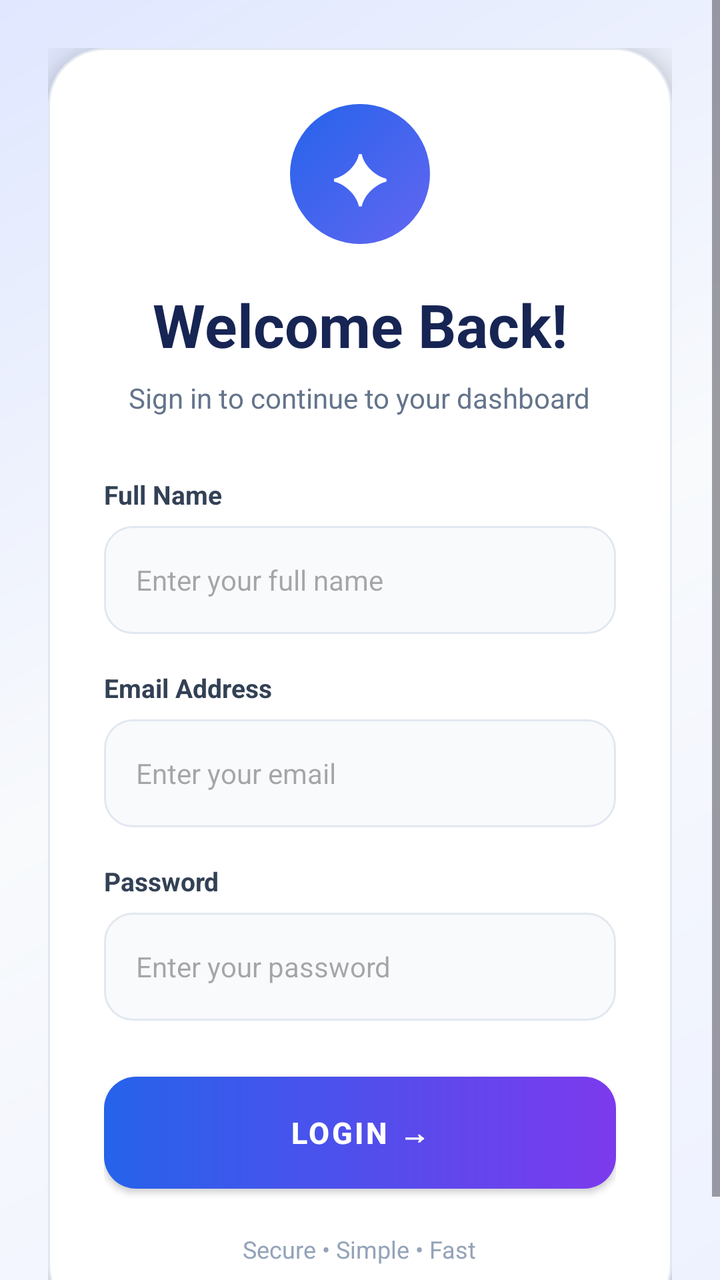
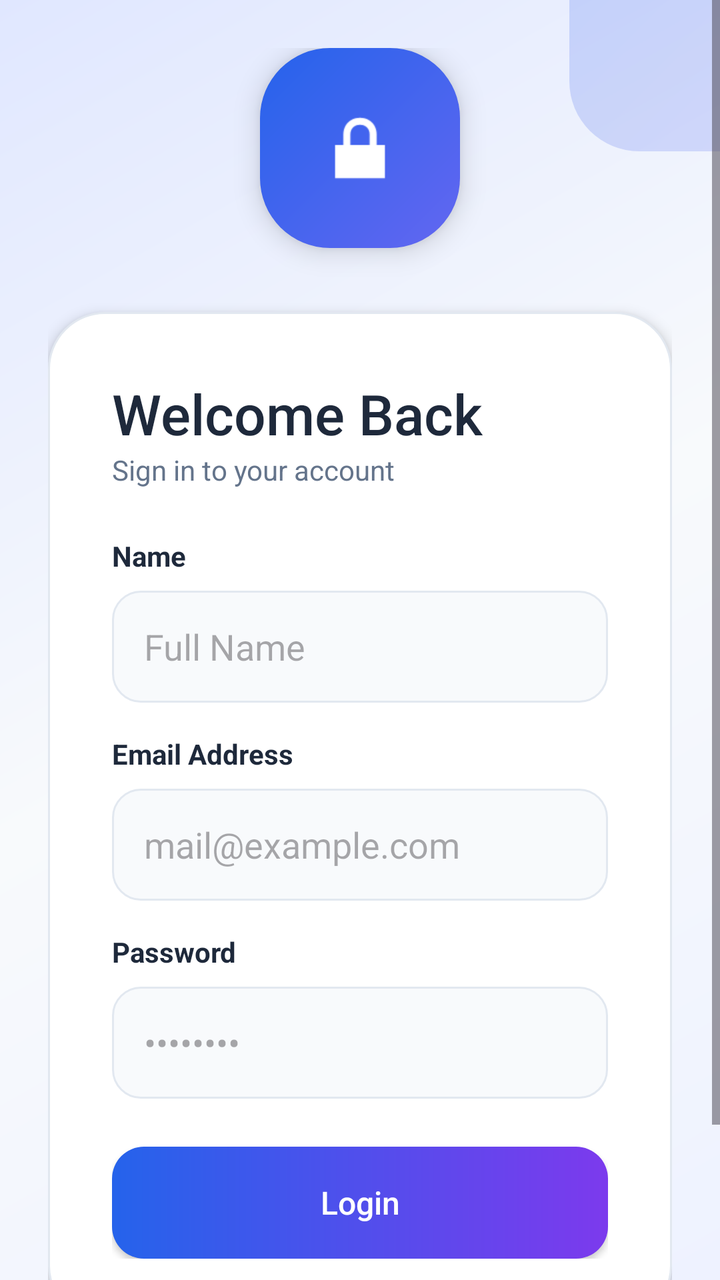

Screens rendered from an Android XML layout before and after an edit, with the pre-edit source and the edit as a unified diff.
<!-- AndroidManifest.xml: application theme Theme.IntentLoginDashboard -->
<!-- res/layout/activity_main.xml -->
<?xml version="1.0" encoding="utf-8"?>
<ScrollView
    xmlns:android="http://schemas.android.com/apk/res/android"
    android:layout_width="match_parent"
    android:layout_height="match_parent"
    android:fillViewport="true"
    android:background="@drawable/login_gradient">

    <LinearLayout
        android:layout_width="match_parent"
        android:layout_height="wrap_content"
        android:orientation="vertical"
        android:gravity="center"
        android:padding="24dp">

        <LinearLayout
            android:layout_width="match_parent"
            android:layout_height="wrap_content"
            android:orientation="vertical"
            android:padding="28dp"
            android:background="@drawable/login_card"
            android:elevation="12dp">

            <TextView
                android:layout_width="70dp"
                android:layout_height="70dp"
                android:layout_gravity="center_horizontal"
                android:gravity="center"
                android:text="✦"
                android:textSize="34sp"
                android:textColor="#FFFFFF"
                android:background="@drawable/logo_circle" />

            <TextView
                android:layout_width="wrap_content"
                android:layout_height="wrap_content"
                android:layout_gravity="center_horizontal"
                android:layout_marginTop="20dp"
                android:text="Welcome Back!"
                android:textSize="30sp"
                android:textStyle="bold"
                android:textColor="#172554" />

            <TextView
                android:layout_width="wrap_content"
                android:layout_height="wrap_content"
                android:layout_gravity="center_horizontal"
                android:layout_marginTop="7dp"
                android:text="Sign in to continue to your dashboard"
                android:textSize="14sp"
                android:textColor="#64748B" />

            <TextView
                android:layout_width="wrap_content"
                android:layout_height="wrap_content"
                android:layout_marginTop="30dp"
                android:text="Full Name"
                android:textStyle="bold"
                android:textSize="13sp"
                android:textColor="#334155" />

            <EditText
                android:id="@+id/etName"
                android:layout_width="match_parent"
                android:layout_height="54dp"
                android:layout_marginTop="7dp"
                android:hint="Enter your full name"
                android:textSize="14sp"
                android:paddingStart="16dp"
                android:paddingEnd="16dp"
                android:singleLine="true"
                android:inputType="textPersonName"
                android:background="@drawable/edit_text_modern" />

            <TextView
                android:layout_width="wrap_content"
                android:layout_height="wrap_content"
                android:layout_marginTop="18dp"
                android:text="Email Address"
                android:textStyle="bold"
                android:textSize="13sp"
                android:textColor="#334155" />

            <EditText
                android:id="@+id/etEmail"
                android:layout_width="match_parent"
                android:layout_height="54dp"
                android:layout_marginTop="7dp"
                android:hint="Enter your email"
                android:textSize="14sp"
                android:paddingStart="16dp"
                android:paddingEnd="16dp"
                android:singleLine="true"
                android:inputType="textEmailAddress"
                android:background="@drawable/edit_text_modern" />

            <TextView
                android:layout_width="wrap_content"
                android:layout_height="wrap_content"
                android:layout_marginTop="18dp"
                android:text="Password"
                android:textStyle="bold"
                android:textSize="13sp"
                android:textColor="#334155" />

            <EditText
                android:id="@+id/etPassword"
                android:layout_width="match_parent"
                android:layout_height="54dp"
                android:layout_marginTop="7dp"
                android:hint="Enter your password"
                android:textSize="14sp"
                android:paddingStart="16dp"
                android:paddingEnd="16dp"
                android:singleLine="true"
                android:inputType="textPassword"
                android:background="@drawable/edit_text_modern" />

            <Button
                android:id="@+id/btnLogin"
                android:layout_width="match_parent"
                android:layout_height="56dp"
                android:layout_marginTop="28dp"
                android:text="LOGIN →"
                android:textSize="15sp"
                android:textStyle="bold"
                android:textColor="#FFFFFF"
                android:letterSpacing="0.08"
                android:background="@drawable/login_button"
                android:elevation="5dp" />

            <TextView
                android:layout_width="wrap_content"
                android:layout_height="wrap_content"
                android:layout_gravity="center_horizontal"
                android:layout_marginTop="22dp"
                android:text="Secure • Simple • Fast"
                android:textSize="12sp"
                android:textColor="#94A3B8" />

        </LinearLayout>

    </LinearLayout>

</ScrollView>
<!-- resources referenced by this layout -->
<resources>
  <!-- drawable edit_text_modern (drawable) -->
  <?xml version="1.0" encoding="utf-8"?>
  <selector xmlns:android="http://schemas.android.com/apk/res/android">
  
      <item android:state_focused="true">
  
          <shape>
  
              <solid android:color="#F8FAFF"/>
  
              <corners android:radius="14dp"/>
  
              <stroke
                  android:width="2dp"
                  android:color="#6366F1"/>
  
          </shape>
  
      </item>
  
      <item>
  
          <shape>
  
              <solid android:color="#F8FAFC"/>
  
              <corners android:radius="14dp"/>
  
              <stroke
                  android:width="1dp"
                  android:color="#E2E8F0"/>
  
          </shape>
  
      </item>
  
  </selector>
  <!-- drawable login_button (drawable) -->
  <?xml version="1.0" encoding="utf-8"?>
  <shape xmlns:android="http://schemas.android.com/apk/res/android"
      android:shape="rectangle">
  
      <gradient
          android:startColor="#2563EB"
          android:endColor="#7C3AED"
          android:angle="0" />
  
      <corners android:radius="16dp" />
  
      <padding
          android:left="10dp"
          android:top="10dp"
          android:right="10dp"
          android:bottom="10dp" />
  
  </shape>
  <!-- drawable login_card (drawable) -->
  <?xml version="1.0" encoding="utf-8"?>
  <shape xmlns:android="http://schemas.android.com/apk/res/android">
  
      <solid android:color="#FFFFFF"/>
  
      <corners android:radius="28dp"/>
  
      <stroke
          android:width="1dp"
          android:color="#E2E8F0"/>
  
  </shape>
  <!-- drawable login_gradient (drawable) -->
  <?xml version="1.0" encoding="utf-8"?>
  <shape xmlns:android="http://schemas.android.com/apk/res/android">
  
      <gradient
          android:angle="135"
          android:startColor="#EEF2FF"
          android:centerColor="#F8FAFC"
          android:endColor="#E0E7FF"/>
  
  </shape>
  <!-- drawable logo_circle (drawable) -->
  <?xml version="1.0" encoding="utf-8"?>
  <shape xmlns:android="http://schemas.android.com/apk/res/android">
  
      <gradient
          android:angle="135"
          android:startColor="#6366F1"
          android:endColor="#2563EB"/>
  
      <corners android:radius="35dp"/>
  
  </shape>
  <style name="Theme.IntentLoginDashboard" parent="Base.Theme.IntentLoginDashboard" />
  <style name="Base.Theme.IntentLoginDashboard" parent="Theme.Material3.DayNight.NoActionBar">
          
          
      </style>
</resources>

<!-- the commit's change to res/layout/activity_main.xml (unified diff, before → after) -->
@@ -1,145 +1,153 @@
 <?xml version="1.0" encoding="utf-8"?>
-<ScrollView
-    xmlns:android="http://schemas.android.com/apk/res/android"
+<androidx.constraintlayout.widget.ConstraintLayout xmlns:android="http://schemas.android.com/apk/res/android"
+    xmlns:app="http://schemas.android.com/apk/res-auto"
+    xmlns:tools="http://schemas.android.com/tools"
     android:layout_width="match_parent"
     android:layout_height="match_parent"
-    android:fillViewport="true"
     android:background="@drawable/login_gradient">
 
-    <LinearLayout
+    <View
+        android:id="@+id/top_circle"
+        android:layout_width="150dp"
+        android:layout_height="150dp"
+        android:layout_marginTop="-75dp"
+        android:layout_marginEnd="-75dp"
+        android:alpha="0.2"
+        android:background="@drawable/logo_circle"
+        app:layout_constraintEnd_toEndOf="parent"
+        app:layout_constraintTop_toTopOf="parent" />
+
+    <ScrollView
         android:layout_width="match_parent"
-        android:layout_height="wrap_content"
-        android:orientation="vertical"
-        android:gravity="center"
-        android:padding="24dp">
+        android:layout_height="match_parent"
+        android:fillViewport="true">
 
         <LinearLayout
             android:layout_width="match_parent"
             android:layout_height="wrap_content"
+            android:gravity="center"
             android:orientation="vertical"
-            android:padding="28dp"
-            android:background="@drawable/login_card"
-            android:elevation="12dp">
+            android:padding="24dp">
 
-            <TextView
-                android:layout_width="70dp"
-                android:layout_height="70dp"
-                android:layout_gravity="center_horizontal"
-                android:gravity="center"
-                android:text="✦"
-                android:textSize="34sp"
-                android:textColor="#FFFFFF"
-                android:background="@drawable/logo_circle" />
+            
+            <FrameLayout
+                android:layout_width="100dp"
+                android:layout_height="100dp"
+                android:layout_marginBottom="32dp"
+                android:background="@drawable/logo_circle"
+                android:elevation="8dp">
+
+                <ImageView
+                    android:layout_width="48dp"
+                    android:layout_height="48dp"
+                    android:layout_gravity="center"
+                    android:src="@android:drawable/ic_lock_lock"
+                    app:tint="@color/white" />
+            </FrameLayout>
+
+            
+            <LinearLayout
+                android:layout_width="match_parent"
+                android:layout_height="wrap_content"
+                android:background="@drawable/login_card"
+                android:elevation="4dp"
+                android:orientation="vertical"
+                android:padding="32dp">
+
+                <TextView
+                    android:layout_width="wrap_content"
+                    android:layout_height="wrap_content"
+                    android:fontFamily="sans-serif-medium"
+                    android:text="Welcome Back"
+                    android:textColor="@color/text_main"
+                    android:textSize="28sp" />
+
+                <TextView
+                    android:layout_width="wrap_content"
+                    android:layout_height="wrap_content"
+                    android:layout_marginBottom="24dp"
+                    android:text="Sign in to your account"
+                    android:textColor="@color/text_secondary"
+                    android:textSize="14sp" />
+
+                <TextView
+                    android:layout_width="wrap_content"
+                    android:layout_height="wrap_content"
+                    android:layout_marginBottom="8dp"
+                    android:text="Name"
+                    android:textColor="@color/text_main"
+                    android:textStyle="bold" />
+
+                <EditText
+                    android:id="@+id/nameEditText"
+                    android:layout_width="match_parent"
+                    android:layout_height="56dp"
+                    android:layout_marginBottom="16dp"
+                    android:background="@drawable/edit_text_modern"
+                    android:hint="Full Name"
+                    android:inputType="textPersonName"
+                    android:paddingHorizontal="16dp" />
+
+                <TextView
+                    android:layout_width="wrap_content"
+                    android:layout_height="wrap_content"
+                    android:layout_marginBottom="8dp"
+                    android:text="Email Address"
+                    android:textColor="@color/text_main"
+                    android:textStyle="bold" />
+
+                <EditText
+                    android:id="@+id/emailEditText"
+                    android:layout_width="match_parent"
+                    android:layout_height="56dp"
+                    android:layout_marginBottom="16dp"
+                    android:background="@drawable/edit_text_modern"
+                    android:hint="mail@example.com"
+                    android:inputType="textEmailAddress"
+                    android:paddingHorizontal="16dp" />
+
+                <TextView
+                    android:layout_width="wrap_content"
+                    android:layout_height="wrap_content"
+                    android:layout_marginBottom="8dp"
+                    android:text="Password"
+                    android:textColor="@color/text_main"
+                    android:textStyle="bold" />
+
+                <EditText
+                    android:id="@+id/passwordEditText"
+                    android:layout_width="match_parent"
+                    android:layout_height="56dp"
+                    android:layout_marginBottom="24dp"
+                    android:background="@drawable/edit_text_modern"
+                    android:hint="••••••••"
+                    android:inputType="textPassword"
+                    android:paddingHorizontal="16dp" />
+
+                <Button
+                    android:id="@+id/loginButton"
+                    android:layout_width="match_parent"
+                    android:layout_height="56dp"
+                    android:background="@drawable/login_button"
+                    android:elevation="4dp"
+                    android:fontFamily="sans-serif-medium"
+                    android:text="Login"
+                    android:textAllCaps="false"
+                    android:textColor="@color/white"
+                    android:textSize="16sp"
+                    app:backgroundTint="@null" />
+
+            </LinearLayout>
 
             <TextView
                 android:layout_width="wrap_content"
                 android:layout_height="wrap_content"
-                android:layout_gravity="center_horizontal"
-                android:layout_marginTop="20dp"
-                android:text="Welcome Back!"
-                android:textSize="30sp"
-                android:textStyle="bold"
-                android:textColor="#172554" />
-
-            <TextView
-                android:layout_width="wrap_content"
-                android:layout_height="wrap_content"
-                android:layout_gravity="center_horizontal"
-                android:layout_marginTop="7dp"
-                android:text="Sign in to continue to your dashboard"
-                android:textSize="14sp"
-                android:textColor="#64748B" />
-
-            <TextView
-                android:layout_width="wrap_content"
-                android:layout_height="wrap_content"
-                android:layout_marginTop="30dp"
-                android:text="Full Name"
-                android:textStyle="bold"
-                android:textSize="13sp"
-                android:textColor="#334155" />
-
-            <EditText
-                android:id="@+id/etName"
-                android:layout_width="match_parent"
-                android:layout_height="54dp"
-                android:layout_marginTop="7dp"
-                android:hint="Enter your full name"
-                android:textSize="14sp"
-                android:paddingStart="16dp"
-                android:paddingEnd="16dp"
-                android:singleLine="true"
-                android:inputType="textPersonName"
-                android:background="@drawable/edit_text_modern" />
-
-            <TextView
-                android:layout_width="wrap_content"
-                android:layout_height="wrap_content"
-                android:layout_marginTop="18dp"
-                android:text="Email Address"
-                android:textStyle="bold"
-                android:textSize="13sp"
-                android:textColor="#334155" />
-
-            <EditText
-                android:id="@+id/etEmail"
-                android:layout_width="match_parent"
-                android:layout_height="54dp"
-                android:layout_marginTop="7dp"
-                android:hint="Enter your email"
-                android:textSize="14sp"
-                android:paddingStart="16dp"
-                android:paddingEnd="16dp"
-                android:singleLine="true"
-                android:inputType="textEmailAddress"
-                android:background="@drawable/edit_text_modern" />
-
-            <TextView
-                android:layout_width="wrap_content"
-                android:layout_height="wrap_content"
-                android:layout_marginTop="18dp"
-                android:text="Password"
-                android:textStyle="bold"
-                android:textSize="13sp"
-                android:textColor="#334155" />
-
-            <EditText
-                android:id="@+id/etPassword"
-                android:layout_width="match_parent"
-                android:layout_height="54dp"
-                android:layout_marginTop="7dp"
-                android:hint="Enter your password"
-                android:textSize="14sp"
-                android:paddingStart="16dp"
-                android:paddingEnd="16dp"
-                android:singleLine="true"
-                android:inputType="textPassword"
-                android:background="@drawable/edit_text_modern" />
-
-            <Button
-                android:id="@+id/btnLogin"
-                android:layout_width="match_parent"
-                android:layout_height="56dp"
-                android:layout_marginTop="28dp"
-                android:text="LOGIN →"
-                android:textSize="15sp"
-                android:textStyle="bold"
-                android:textColor="#FFFFFF"
-                android:letterSpacing="0.08"
-                android:background="@drawable/login_button"
-                android:elevation="5dp" />
-
-            <TextView
-                android:layout_width="wrap_content"
-                android:layout_height="wrap_content"
-                android:layout_gravity="center_horizontal"
-                android:layout_marginTop="22dp"
-                android:text="Secure • Simple • Fast"
-                android:textSize="12sp"
-                android:textColor="#94A3B8" />
+                android:layout_marginTop="24dp"
+                android:text="Don't have an account? Sign Up"
+                android:textColor="@color/text_secondary"
+                android:textSize="14sp" />
 
         </LinearLayout>
+    </ScrollView>
 
-    </LinearLayout>
-
-</ScrollView>
+</androidx.constraintlayout.widget.ConstraintLayout>
<!-- resource entries referenced after the edit -->
@@ -1,5 +1,8 @@
 <!-- resources referenced by this layout -->
 <resources>
+  <color name="text_main">#1E293B</color>
+  <color name="text_secondary">#64748B</color>
+  <color name="white">#FFFFFFFF</color>
   <!-- drawable edit_text_modern (drawable) -->
   <?xml version="1.0" encoding="utf-8"?>
   <selector xmlns:android="http://schemas.android.com/apk/res/android">
@@ -92,10 +95,11 @@
       <corners android:radius="35dp"/>
   
   </shape>
-  <style name="Theme.IntentLoginDashboard" parent="Base.Theme.IntentLoginDashboard" />
-  <style name="Base.Theme.IntentLoginDashboard" parent="Theme.Material3.DayNight.NoActionBar">
-          
-          
+  <style name="Theme.BasicViewsApp" parent="Theme.Material3.DayNight.NoActionBar">
+          <item name="colorPrimary">@color/primary</item>
+          <item name="android:windowBackground">@color/bg_light</item>
       </style>
+  <color name="primary">#6366F1</color>
+  <color name="bg_light">#F8FAFC</color>
 </resources>
 
